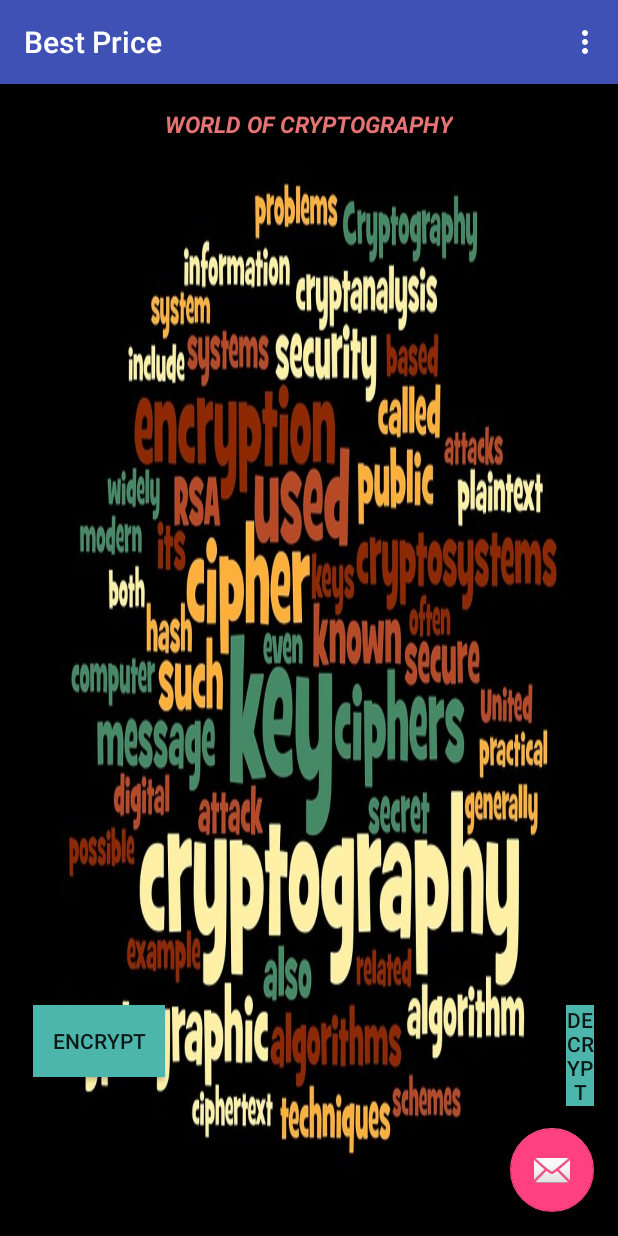
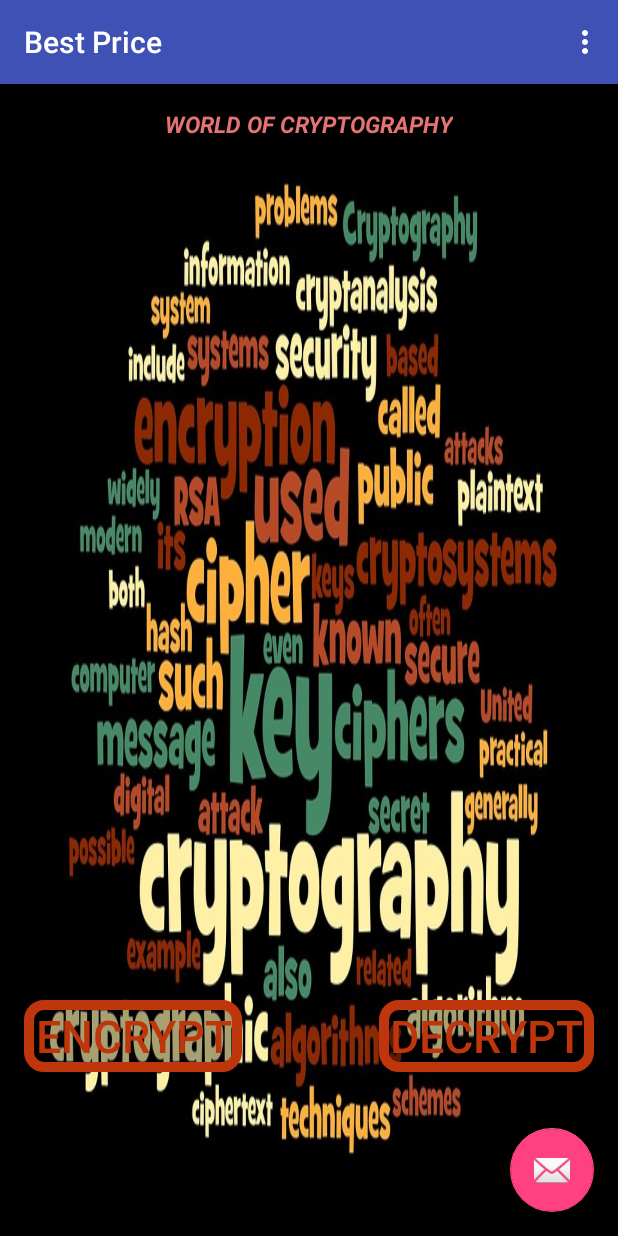
Before and after one commit to AmoliShah/cryptography-app, an Android app: the screen it shows after launch (MainActivity), on a phone screen of 412 x 824 dp. Run offline under Robolectric (Android 15) with nearby library versions, the phone set to English and light mode, and no system bars.

Commit message:
features added

```diff
--- /dev/null
+++ b/app/src/main/res/drawable/button_border.xml
@@ -0,0 +1,9 @@
+<?xml version="1.0" encoding="utf-8"?>
+<shape xmlns:android="http://schemas.android.com/apk/res/android"
+    android:shape="rectangle">
+    <gradient android:startColor="#55000000"
+        android:endColor="#55000000"
+        android:angle="90" />
+    <corners android:radius="10dp" />
+    <stroke android:width="10px" android:color="#BF360C" />
+</shape>
--- a/app/src/main/res/layout/content_main.xml
+++ b/app/src/main/res/layout/content_main.xml
@@ -25,26 +25,30 @@
         android:id="@+id/textView" />
 
     <Button
-        android:text="Encrypt"
+        android:text=" Encrypt "
         android:layout_width="wrap_content"
         android:layout_height="wrap_content"
         android:onClick="Encrypt"
-        android:background="#4DB6AC"
-        android:layout_marginBottom="90dp"
+        android:textSize="30dp"
+        android:background="@drawable/button_border"
+        android:layout_marginBottom="93dp"
         android:id="@+id/button"
+        android:textColor="#BF360C"
         android:layout_alignParentBottom="true"
-        android:layout_toStartOf="@+id/textView" />
+        android:layout_alignParentStart="true" />
 
     <Button
-        android:text="Decrypt"
+        android:text=" Decrypt "
         android:layout_width="wrap_content"
         android:layout_height="wrap_content"
-        android:layout_alignTop="@+id/button"
-        android:background="#4DB6AC"
         android:onClick="Decrypt"
-        android:layout_toEndOf="@+id/textView"
-        android:layout_marginStart="75dp"
-        android:id="@+id/button2" />
+        android:id="@+id/button2"
+        android:textSize="30dp"
+        android:background="@drawable/button_border"
+        android:textColor="#BF360C"
+        android:layout_alignBaseline="@+id/button"
+        android:layout_alignBottom="@+id/button"
+        android:layout_alignParentEnd="true" />
 
 
 </RelativeLayout>
--- a/app/src/main/res/values/strings.xml
+++ b/app/src/main/res/values/strings.xml
@@ -5,4 +5,6 @@
     <string name="title_activity_decryption">Decryption</string>
     <string name="title_activity_encrypt_techniques">EncryptTechniques</string>
     <string name="title_activity_decrypt_techniques">DecryptTechniques</string>
+    <string name="title_activity_playfair_cipher">PlayfairCipher</string>
+    <string name="PFC_Link">More details about encryption and decryption can be found at this <a href="https://en.wikipedia.org/wiki/Playfair_cipher">link</a></string>
 </resources>
```
Also changed, not shown: app/src/main/AndroidManifest.xml (+10 -0 lines), app/src/main/java/com/example/amolishah/bestprice/MainActivity.java (+0 -8 lines), app/src/main/java/com/example/amolishah/bestprice/PlayfairCipher.java (added, +30 -0 lines), app/src/main/res/layout/activity_playfair_cipher.xml (added, +34 -0 lines), app/src/main/res/layout/content_decryption.xml (+8 -1 lines), app/src/main/res/layout/content_encryption.xml (+8 -1 lines), app/src/main/res/layout/content_playfair_cipher.xml (added, +35 -0 lines), app/src/main/res/mipmap-hdpi/ic_launcher.png, app/src/main/res/mipmap-mdpi/ic_launcher.png, app/src/main/res/mipmap-xhdpi/ic_launcher.png, app/src/main/res/mipmap-xxhdpi/ic_launcher.png, app/src/main/res/mipmap-xxxhdpi/ic_launcher.png.
